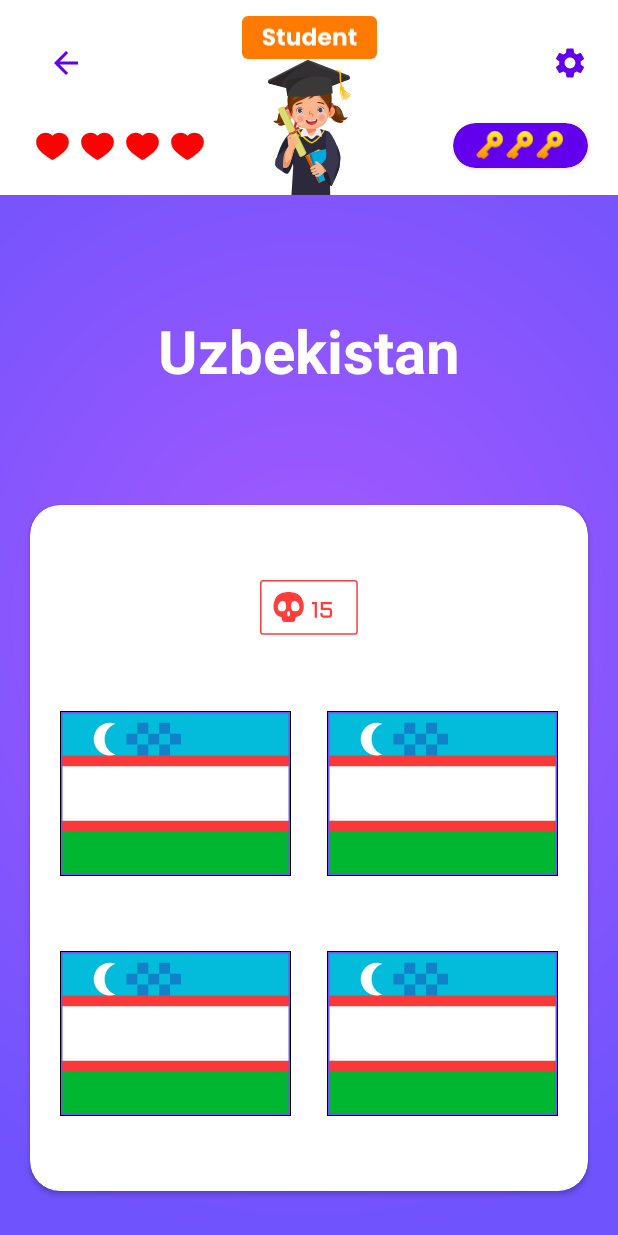
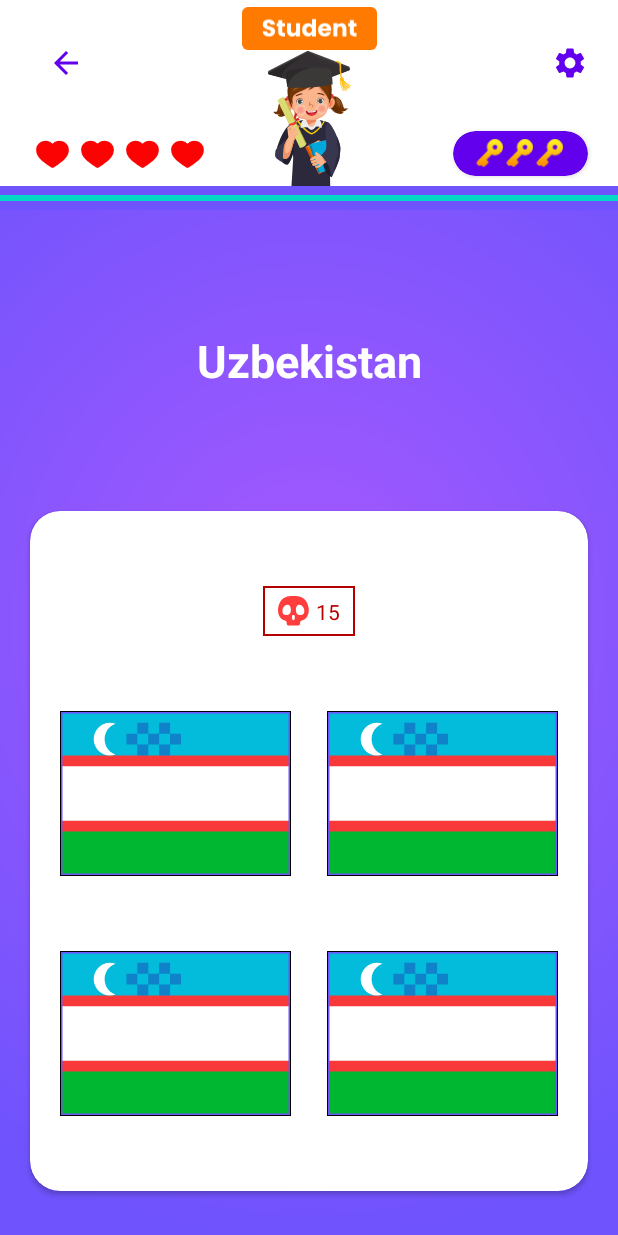
Before and after one commit to e-Loving/Quiz, an Android app: the fragment GameFragment placed in its activity, on a phone screen of 412 x 824 dp. Run offline under Robolectric (Android 15) with nearby library versions, the light colour scheme and no system bars; pictures from the network do not load.

Commit message:
Last page left

```diff
--- a/app/src/main/java/uz/eloving/quizgame/model/ModelCardViewLevel.kt
+++ b/app/src/main/java/uz/eloving/quizgame/model/ModelCardViewLevel.kt
@@ -3,5 +3,7 @@ package uz.eloving.quizgame.model
 data class ModelCardViewLevel(
     val pic: Int,
     val countOfQuestions: Int,
-    val degree: Int
+    val degree: Int,
+    val alpha: Float = 0.3F,
+    val clickable: Boolean = false
 )
--- a/app/src/main/java/uz/eloving/quizgame/ui/MainFragment.kt
+++ b/app/src/main/java/uz/eloving/quizgame/ui/MainFragment.kt
@@ -31,7 +31,6 @@ class MainFragment : Fragment() {
         adapter.onItemClick = { View ->
             MockData.continentData.forEach { it.isVisible = false }
             option = MockData.continentData.indexOf(View)
-            Toast.makeText(requireContext(), option.toString(), Toast.LENGTH_SHORT).show()
             MockData.continentData[MockData.continentData.indexOf(View)] =
                 ModelCardViewContinent(View.image, true)
             adapter.updateList(MockData.continentData)
@@ -42,7 +41,8 @@ class MainFragment : Fragment() {
                 Bundle(bundleOf("option" to option))
             ) // ota fragmentga malumot beriladi
             activity?.supportFragmentManager?.beginTransaction()
-                ?.replace(R.id.container, LevelFragment())?.commit() // fragmentlarni alishtiradi
+                ?.add(R.id.container, LevelFragment())?.commit() // fragmentlarni alishtiradi
+            activity?.supportFragmentManager?.beginTransaction()?.remove(this)?.commit()
         }
         return binding.root
     }
--- /dev/null
+++ b/app/src/main/res/drawable/skull.xml
@@ -0,0 +1,9 @@
+<vector xmlns:android="http://schemas.android.com/apk/res/android"
+    android:width="21dp"
+    android:height="20dp"
+    android:viewportWidth="21"
+    android:viewportHeight="20">
+  <path
+      android:pathData="M19.234,4.979C17.995,1.773 15.105,0.205 11.664,0.034C11.664,0.034 10.976,0 10.082,0C9.187,0 8.499,0.034 8.499,0.034C5.058,0.171 2.202,1.739 0.963,4.979C0.585,5.9 0,7.776 0,9.106C0,14.461 3.062,15.893 4.611,16.268C5.127,16.405 5.54,16.848 5.609,17.394L5.815,18.656C5.815,19.167 6.193,19.611 6.71,19.645L8.602,19.713C9.6,19.747 10.598,19.747 11.595,19.713L13.488,19.645C14.004,19.576 14.383,19.167 14.383,18.656L14.589,17.394C14.658,16.848 15.071,16.405 15.587,16.268C17.135,15.893 20.198,14.461 20.198,9.106C20.198,7.776 19.613,5.9 19.234,4.979ZM5.712,12.721C3.613,12.721 2.925,12.142 2.925,9.891C2.925,7.947 4.439,5.866 5.953,5.866C7.845,5.866 8.43,7.264 8.43,9.208C8.396,11.153 7.914,12.721 5.712,12.721ZM10.082,16.166C9.634,16.132 9.118,15.62 9.118,14.324C9.118,12.892 9.428,12.721 10.082,12.721C10.77,12.721 11.045,12.892 11.045,14.324C11.079,15.62 10.529,16.132 10.082,16.166ZM14.486,12.721C12.284,12.721 11.768,11.153 11.768,9.208C11.768,7.264 12.387,5.866 14.245,5.866C15.724,5.866 17.273,7.947 17.273,9.891C17.273,12.107 16.585,12.721 14.486,12.721Z"
+      android:fillColor="#FF3D3D"/>
+</vector>
--- /dev/null
+++ b/app/src/main/res/drawable/skull_backgroud.xml
@@ -0,0 +1,12 @@
+<?xml version="1.0" encoding="utf-8"?>
+<shape xmlns:android="http://schemas.android.com/apk/res/android">
+    <solid android:color="@android:color/transparent" />
+    <stroke
+        android:width="1dp"
+        android:color="#B30000" />
+    <padding
+        android:bottom="7dp"
+        android:left="10dp"
+        android:right="30dp"
+        android:top="7dp" />
+</shape>
--- a/app/src/main/res/layout/fragment_game.xml
+++ b/app/src/main/res/layout/fragment_game.xml
@@ -10,11 +10,27 @@
     <androidx.constraintlayout.widget.ConstraintLayout
         android:id="@+id/constraintLayout"
         android:layout_width="match_parent"
-        android:layout_height="130dp"
+        android:layout_height="140dp"
         android:background="@color/white"
         app:layout_constraintEnd_toEndOf="parent"
         app:layout_constraintStart_toStartOf="parent"
         app:layout_constraintTop_toTopOf="parent">
+
+        <ProgressBar
+            android:id="@+id/progress_horizontal"
+            style="@style/Widget.AppCompat.ProgressBar.Horizontal"
+            android:layout_width="match_parent"
+            android:layout_height="wrap_content"
+            android:background="#FF6F53FD"
+            android:clickable="false"
+            android:max="30000"
+            android:progress="30000"
+            app:indicatorColor="@color/white"
+            app:layout_constraintBottom_toBottomOf="parent"
+            app:layout_constraintLeft_toLeftOf="parent"
+            app:layout_constraintRight_toRightOf="parent"
+            app:trackColor="@color/teal_700"
+            app:trackThickness="5dp" />
 
         <ImageButton
             android:id="@+id/btn_back"
@@ -44,7 +60,7 @@
             android:layout_width="wrap_content"
             android:layout_height="wrap_content"
             android:src="@drawable/iv_student"
-            app:layout_constraintBottom_toBottomOf="parent"
+            app:layout_constraintBottom_toTopOf="@id/progress_horizontal"
             app:layout_constraintEnd_toEndOf="parent"
             app:layout_constraintStart_toStartOf="parent" />
 
@@ -95,6 +111,7 @@
         </LinearLayout>
 
         <androidx.cardview.widget.CardView
+            android:id="@+id/key_card"
             android:layout_width="90dp"
             android:layout_height="30dp"
             app:cardBackgroundColor="@color/purple_500"
@@ -141,7 +158,7 @@
         android:gravity="center_horizontal|center_vertical"
         android:text="Uzbekistan"
         android:textColor="@color/white"
-        android:textSize="40sp"
+        android:textSize="30dp"
         android:textStyle="bold"
         app:layout_constraintBottom_toTopOf="@+id/cardView2"
         app:layout_constraintEnd_toEndOf="parent"
@@ -213,14 +230,27 @@
                 app:layout_constraintRight_toRightOf="parent" />
 
             <ImageView
+                android:id="@+id/imageView5"
                 android:layout_width="wrap_content"
                 android:layout_height="wrap_content"
                 android:layout_marginVertical="50dp"
-                android:src="@drawable/iv_count_of_questions"
+                android:background="@drawable/skull_backgroud"
+                android:src="@drawable/skull"
                 app:layout_constraintBottom_toTopOf="@+id/flag2"
                 app:layout_constraintEnd_toEndOf="parent"
                 app:layout_constraintStart_toStartOf="parent"
                 app:layout_constraintTop_toTopOf="parent" />
+
+            <TextView
+                android:id="@+id/all_questions"
+                android:layout_width="wrap_content"
+                android:layout_height="wrap_content"
+                android:layout_marginEnd="10dp"
+                android:text="15"
+                android:textColor="#B30000"
+                app:layout_constraintBottom_toBottomOf="@+id/imageView5"
+                app:layout_constraintEnd_toEndOf="@+id/imageView5"
+                app:layout_constraintTop_toTopOf="@+id/imageView5" />
         </androidx.constraintlayout.widget.ConstraintLayout>
 
 
```
Also changed, not shown: app/build.gradle (+8 -1 lines), app/src/main/java/uz/eloving/quizgame/data/MockData.kt (+177 -1 lines), app/src/main/java/uz/eloving/quizgame/ui/GameFragment.kt (+77 -15 lines), app/src/main/java/uz/eloving/quizgame/ui/LevelFragment.kt (+6 -8 lines), app/src/main/java/uz/eloving/quizgame/utils/AdapterLevel.kt (+6 -1 lines).
